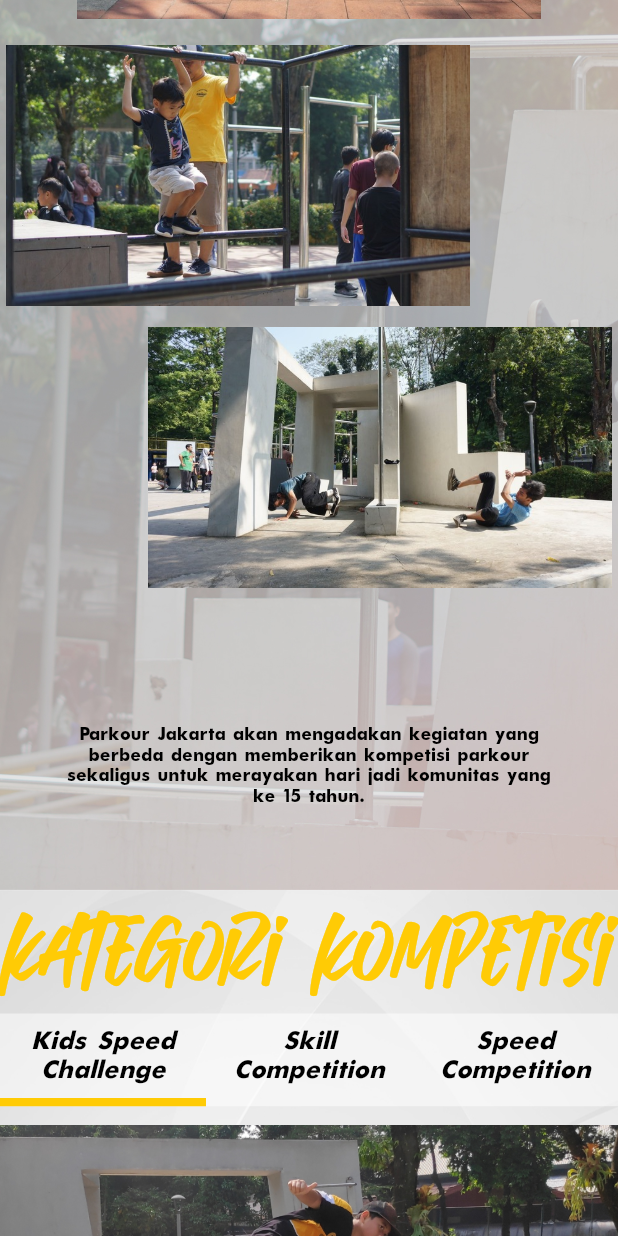
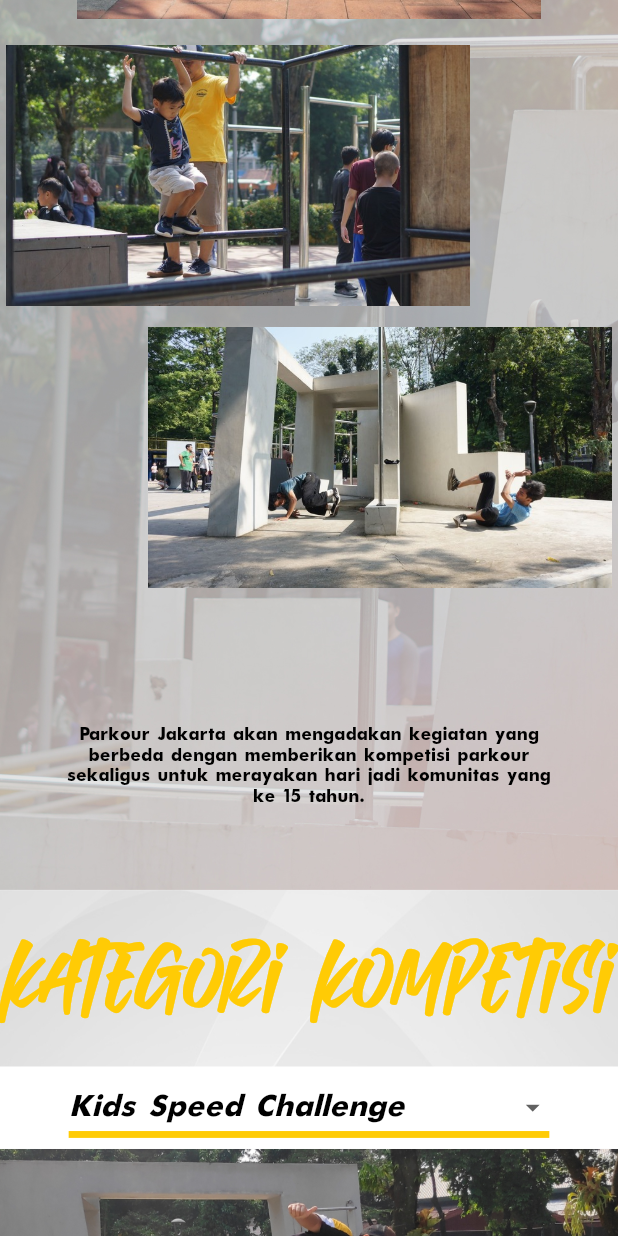
Before and after one commit to nurihsan95/website-parkourjkt, a Flutter app: the screen it shows after launch, scrolled down 1152 dp, on a phone screen of 412 x 824 dp. Run offline on Flutter 3.47's test engine with Material 2 defaults, Android fonts, the phone set to English and light mode, and no system bars; drawn by our look-alikes of auto_size_text; our stand-ins replace firebase_core, font_awesome_flutter, responsive_framework; accounts and stored records are empty.

Commit message:
Change content into dropdown Add new competition Add merchandise

```diff
--- a/lib/main.dart
+++ b/lib/main.dart
@@ -34,7 +34,7 @@
       return MaterialApp(
         builder: (context, child) => ResponsiveWrapper.builder(
           BouncingScrollWrapper.builder(context, child!),
-          maxWidthLandscape: 800,
+          maxWidthLandscape: 1000,
           minWidthLandscape: 360,
           landscapePlatforms: [ResponsiveTargetPlatform.web],
           useShortestSide: true,
@@ -60,11 +60,11 @@
         builder: (context, child) => ResponsiveWrapper.builder(
           BouncingScrollWrapper.builder(context, child!),
           maxWidthLandscape: 480,
-          minWidthLandscape: 360,
+          minWidthLandscape: 240,
           landscapePlatforms: [ResponsiveTargetPlatform.web],
           useShortestSide: true,
           breakpointsLandscape: [
-            ResponsiveBreakpoint.resize(360, name: MOBILE),
+            ResponsiveBreakpoint.resize(240, name: MOBILE),
             ResponsiveBreakpoint.resize(400, name: MOBILE),
           ],
           defaultScale: true,
--- a/lib/resource/resource.dart
+++ b/lib/resource/resource.dart
@@ -5,11 +5,14 @@
 const String stringBackgroundEvent =
     'Parkour Jakarta akan mengadakan kegiatan yang berbeda dengan memberikan kompetisi parkour sekaligus untuk merayakan hari jadi komunitas yang ke 15 tahun.';
 const String stringKidsCompetition =
-    'Challenge berupa, adu kecepatan dari garis Start sampai Finish dengan melalui titik yang ditentukan. Untuk challenge ini peserta dibatasi umur nya mulai dari 10-13 tahun.';
+    'Challenge berupa, adu kecepatan dari garis Start sampai Finish dengan melalui jalur yang ditentukan. Untuk challenge ini peserta dibatasi hanya untuk usia 10-13 tahun.';
 const String stringSkillCompetition =
     'Kompetisi untuk membuktikan seberapa banyak teknik parkour yang sudah dikuasai dengan melakukan tantangan yang sudah ditentukan.';
 const String stringSpeedCompetition =
-    'Melakukan gerakan parkour dari titik A ke titik B, secepat mungkin, tanpa melewati titik yang harus ditentukan.';
+    'Melakukan gerakan parkour dari titik A ke titik B, secepat mungkin tanpa melewati titik yang sudah ditentukan.';
+const String stringWomenSpeedCompetition =
+    'Challenge berupa, adu kecepatan dari garis Start sampai Finish dengan melalui jalur yang ditentukan. Challenge ini khusus untuk praktisi perempuan.';
+const String eventDate = '28 Agustus 2022';
 
 const Color youtubeColor = Color(0xffff0000);
 const Color twitterColor = Color(0xff00ABEA);
--- a/lib/view/dessign_pattern/countdown.dart
+++ b/lib/view/dessign_pattern/countdown.dart
@@ -16,10 +16,6 @@
   void initState() {
     startTimer();
     super.initState();
-  }
-
-  void dispose() {
-    super.dispose();
   }
 
   Timer? countdownTimer;
--- /dev/null
+++ b/lib/view/dessign_pattern/dropdown_tab.dart
@@ -0,0 +1,111 @@
+import 'package:auto_size_text/auto_size_text.dart';
+import 'package:flutter/material.dart';
+import 'package:flutter/src/foundation/key.dart';
+import 'package:flutter/src/widgets/framework.dart';
+import 'package:website_parkourjkt/resource/resource.dart';
+
+class DropDownTab extends StatefulWidget {
+  const DropDownTab({Key? key, required this.screenSize}) : super(key: key);
+  final screenSize;
+
+  @override
+  State<DropDownTab> createState() => _DropDownTabState();
+}
+
+class _DropDownTabState extends State<DropDownTab> {
+  String? dropdownValue = 'Kids Speed Challenge';
+  String _string = stringKidsCompetition;
+  String _imagePath = 'images/kids.jpg';
+  double? font;
+  @override
+  Widget build(BuildContext context) {
+    if (widget.screenSize.width <= 720) {
+      font = 14;
+    } else {
+      font = ContentStyle.fontSize;
+    }
+    return Column(mainAxisAlignment: MainAxisAlignment.spaceEvenly, children: [
+      Container(
+        color: Colors.white,
+        width: double.maxFinite,
+        child: Padding(
+          padding: EdgeInsets.symmetric(horizontal: 50),
+          child: DropdownButton<String>(
+            alignment: AlignmentDirectional.centerEnd,
+            isExpanded: true,
+            itemHeight: 60,
+            dropdownColor: Color(0xfffefefe),
+            style: SubContentStyle.copyWith(fontSize: 24),
+            value: dropdownValue,
+            underline: Container(
+              height: 5,
+              color: Color(0xFFFFcb05),
+            ),
+            items: <String>[
+              "Kids Speed Challenge",
+              "Skill Competition",
+              "Speed Competition",
+              "Women's Speed Challenge"
+            ]
+                .map<DropdownMenuItem<String>>(
+                    (value) => DropdownMenuItem<String>(
+                          value: value,
+                          child: Text(value),
+                        ))
+                .toList(),
+            onChanged: (newValue) => setState(() {
+              dropdownValue = newValue;
+              switch (dropdownValue) {
+                case "Kids Speed Challenge":
+                  _string = stringKidsCompetition;
+                  _imagePath = 'images/kids.jpg';
+                  break;
+                case "Skill Competition":
+                  _string = stringSkillCompetition;
+                  _imagePath = 'images/skill_comp_pic.JPG';
+                  break;
+                case "Speed Competition":
+                  _string = stringSpeedCompetition;
+                  _imagePath = 'images/speed_comp_pic.JPG';
+                  break;
+                case "Women's Speed Challenge":
+                  _string = stringWomenSpeedCompetition;
+                  _imagePath = 'images/women_speed_comp_pic.JPG';
+              }
+            }),
+          ),
+        ),
+      ),
+      Flexible(
+        child: SizedBox(
+            width: double.maxFinite,
+            height: 600,
+            child: Column(
+              mainAxisAlignment: MainAxisAlignment.start,
+              children: [
+                Flexible(
+                  flex: 3,
+                  child: Image.asset(
+                    _imagePath,
+                    fit: BoxFit.contain,
+                  ),
+                ),
+                Flexible(
+                  child: Container(
+                    width: widget.screenSize.width * 0.9,
+                    height: widget.screenSize.height * 0.7,
+                    alignment: Alignment.center,
+                    child: AutoSizeText(
+                      _string,
+                      style: TabContentStyle.copyWith(fontSize: font),
+                      textAlign: TextAlign.center,
+                      maxLines: 5,
+                    ),
+                  ),
+                ),
+              ],
+            )),
+      )
+    ]);
+  }
+}
--- a/lib/view/dessign_pattern/tab_bar.dart
+++ /dev/null
@@ -1,179 +0,0 @@
-import 'package:auto_size_text/auto_size_text.dart';
-import 'package:flutter/material.dart';
-import 'package:website_parkourjkt/resource/resource.dart';
-import 'dart:math' as Math;
-
-class TabBarContent extends StatefulWidget {
-  const TabBarContent({
-    Key? key,
-    required this.screenSize,
-  }) : super(key: key);
-  final Size screenSize;
-
-  @override
-  State<TabBarContent> createState() => _TabBarContentState();
-}
-
-class _TabBarContentState extends State<TabBarContent>
-    with TickerProviderStateMixin {
-  TabController? _tabController;
-  var myImage;
-
-  @override
-  void initState() {
-    _tabController = TabController(length: 3, vsync: this);
-    super.initState();
-  }
-
-  @override
-  void didChangeDependencies() {
-    super.didChangeDependencies();
-  }
-
-  @override
-  void dispose() {
-    _tabController?.dispose();
-    super.dispose();
-  }
-
-  @override
-  Widget build(BuildContext context) {
-    return Column(
-      children: [
-        Expanded(
-          flex: 0,
-          child: Container(
-            color: Colors.white.withOpacity(0.5),
-            height: widget.screenSize.height * 0.075,
-            width: double.maxFinite,
-            child: TabBar(
-              unselectedLabelColor: Colors.grey,
-              labelColor: Color(0xFFFFcb05),
-              indicatorColor: Color(0xFFFFcb05),
-              indicatorSize: TabBarIndicatorSize.tab,
-              indicatorWeight: 6,
-              labelStyle: TextStyle(fontSize: 16),
-              tabs: [
-                Container(
-                  width: widget.screenSize.width * 0.325,
-                  height: double.maxFinite,
-                  alignment: Alignment.center,
-                  child: AutoSizeText(
-                    'Kids Speed Challenge',
-                    textAlign: TextAlign.center,
-                    style: SubContentStyle,
-                    presetFontSizes: [20, 12],
-                  ),
-                ),
-                Container(
-                  width: widget.screenSize.width * 0.325,
-                  height: double.maxFinite,
-                  alignment: Alignment.center,
-                  child: AutoSizeText(
-                    'Skill Competition',
-                    textAlign: TextAlign.center,
-                    style: SubContentStyle,
-                    presetFontSizes: [20, 12],
-                  ),
-                ),
-                Container(
-                  width: widget.screenSize.width * 0.325,
-                  height: double.maxFinite,
-                  alignment: Alignment.center,
-                  child: AutoSizeText(
-                    'Speed Competition',
-                    textAlign: TextAlign.center,
-                    style: SubContentStyle,
-                    presetFontSizes: [20, 12],
-                  ),
-                ),
-              ],
-              controller: _tabController,
-            ),
-          ),
-        ),
-        Expanded(
-          flex: 1,
-          child: Container(
-            width: double.maxFinite,
-            child: TabBarView(
-              controller: _tabController,
-              children: [
-                Contents(
-                  screenSize: widget.screenSize,
-                  string: stringKidsCompetition,
-                  imagePath: 'images/kids.jpg',
-                ),
-                Contents(
-                  screenSize: widget.screenSize,
-                  string: stringSkillCompetition,
-                  imagePath: 'images/skill_comp_pic.JPG',
-                ),
-                Contents(
-                  screenSize: widget.screenSize,
-                  string: stringSpeedCompetition,
-                  imagePath: 'images/speed_comp_pic.JPG',
-                ),
-              ],
-            ),
-          ),
-        )
-      ],
-    );
-  }
-}
-
-class Contents extends StatelessWidget {
-  Contents(
-      {Key? key,
-      required this.string,
-      required this.imagePath,
-      required this.screenSize})
-      : super(key: key);
-  final String string;
-  final String imagePath;
-  final Size screenSize;
-  double? font;
-
-  @override
-  Widget build(BuildContext context) {
-    Image? myImage;
-
-    myImage = Image.asset(imagePath);
-    precacheImage(myImage.image, context);
-
-    if (screenSize.width <= 720) {
-      font = 14;
-    } else {
-      font = ContentStyle.fontSize;
-    }
-    return Column(
-      mainAxisAlignment: MainAxisAlignment.spaceEvenly,
-      children: [
-        Expanded(
-          flex: 3,
-          child: Transform.rotate(
-            angle: Math.pi / 180 * 0,
-            child: Image.asset(
-              imagePath,
-              fit: BoxFit.contain,
-            ),
-          ),
-        ),
-        Flexible(
-          child: Container(
-            width: screenSize.width * 0.9,
-            height: screenSize.height * 0.7,
-            alignment: Alignment.center,
-            child: AutoSizeText(
-              string,
-              style: TabContentStyle.copyWith(fontSize: font),
-              textAlign: TextAlign.center,
-              maxLines: 5,
-            ),
-          ),
-        ),
-      ],
-    );
-  }
-}
```
Also changed, not shown: lib/view/dessign_pattern/image_dialog.dart (added, +41 -0 lines), lib/view/home.dart (+86 -68 lines), images/merc1.JPG (added), images/merc2.JPG (added), images/merc3.JPG (added), images/women_speed_comp_pic.JPG (added), 1 other file.
